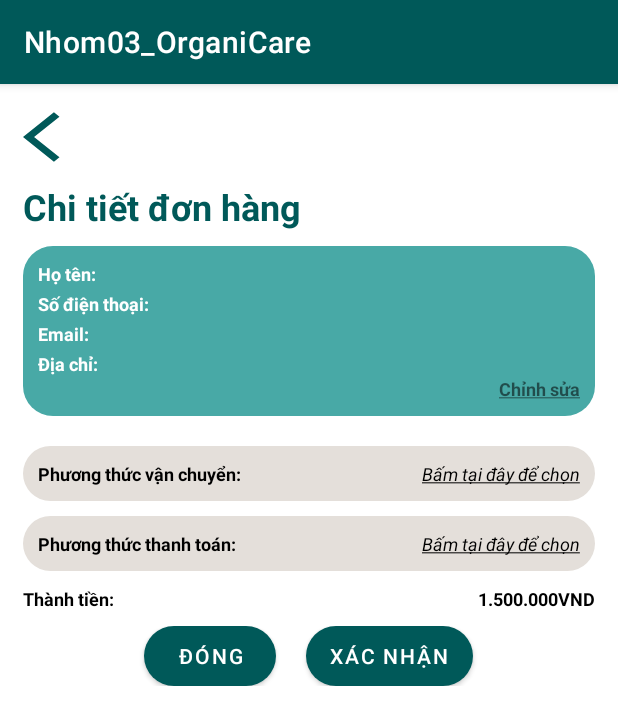
After one commit to Group03-OrganiCare/Nhom03_OrganiCare, an Android app: the OrderDetails screen opened directly, with no data from a screen before it, on a phone screen of 412 x 824 dp. The commit adds this screen. Shown: the top 725 px of the screen. Run offline under Robolectric (Android 15) with nearby library versions, the phone set to English and light mode, and no system bars.

Commit message:
Ordel Details Layout

```diff
--- /dev/null
+++ b/app/src/main/java/com/example/nhom03_organicare/OrderDetails.java
@@ -0,0 +1,14 @@
+package com.example.nhom03_organicare;
+
+import androidx.appcompat.app.AppCompatActivity;
+
+import android.os.Bundle;
+
+public class OrderDetails extends AppCompatActivity {
+
+    @Override
+    protected void onCreate(Bundle savedInstanceState) {
+        super.onCreate(savedInstanceState);
+        setContentView(R.layout.activity_order_details);
+    }
+}
--- /dev/null
+++ b/app/src/main/res/layout/activity_order_details.xml
@@ -0,0 +1,276 @@
+<?xml version="1.0" encoding="utf-8"?>
+<androidx.constraintlayout.widget.ConstraintLayout xmlns:android="http://schemas.android.com/apk/res/android"
+    xmlns:app="http://schemas.android.com/apk/res-auto"
+    xmlns:tools="http://schemas.android.com/tools"
+    android:layout_width="match_parent"
+    android:layout_height="match_parent"
+    tools:context=".OrderDetails"
+    android:padding="15dp">
+
+    <Button
+        android:id="@+id/btnBack"
+        android:layout_width="50dp"
+        android:layout_height="40dp"
+        android:layout_marginBottom="5dp"
+        android:background="@drawable/ic_baseline_arrow_back"
+        app:layout_constraintStart_toStartOf="parent"
+        app:layout_constraintTop_toTopOf="parent"/>
+    <TextView
+        android:id="@+id/txtOrder"
+        android:layout_width="wrap_content"
+        android:layout_height="wrap_content"
+        android:text="Chi tiết đơn hàng"
+        android:textStyle="bold"
+        android:textSize="24sp"
+        android:textColor="@color/dark_green"
+        android:layout_marginTop="10dp"
+        app:layout_constraintTop_toBottomOf="@+id/btnBack"
+        app:layout_constraintStart_toStartOf="parent"/>
+
+    <androidx.constraintlayout.widget.ConstraintLayout
+        android:id="@+id/layoutInfo"
+        android:layout_width="match_parent"
+        android:layout_height="wrap_content"
+        android:layout_marginTop="10dp"
+        android:padding="10dp"
+        app:layout_constraintTop_toBottomOf="@+id/txtOrder"
+        app:layout_constraintStart_toStartOf="parent"
+        android:background="@drawable/certification_background">
+
+        <TextView
+            android:id="@+id/txtName"
+            android:layout_width="wrap_content"
+            android:layout_height="wrap_content"
+            android:text="Họ tên:"
+            android:textSize="12sp"
+            android:textStyle="bold"
+            android:textColor="@color/white"
+            app:layout_constraintTop_toTopOf="parent"
+            app:layout_constraintStart_toStartOf="parent"/>
+
+        <TextView
+            android:id="@+id/txtNameData"
+            android:layout_width="wrap_content"
+            android:layout_height="wrap_content"
+            android:text=""
+            android:textSize="12sp"
+            android:textColor="@color/white"
+            android:layout_marginStart="5dp"
+            app:layout_constraintTop_toTopOf="parent"
+            app:layout_constraintStart_toEndOf="@id/txtName"/>
+
+        <TextView
+            android:id="@+id/txtPhone"
+            android:layout_width="wrap_content"
+            android:layout_height="wrap_content"
+            android:text="Số điện thoại:"
+            android:textSize="12sp"
+            android:textStyle="bold"
+            android:textColor="@color/white"
+            android:layout_marginTop="3dp"
+            app:layout_constraintTop_toBottomOf="@id/txtName"
+            app:layout_constraintStart_toStartOf="parent"/>
+
+        <TextView
+            android:id="@+id/txtPhoneData"
+            android:layout_width="wrap_content"
+            android:layout_height="wrap_content"
+            android:text=""
+            android:textSize="12sp"
+            android:textColor="@color/white"
+            android:layout_marginTop="3dp"
+            android:layout_marginStart="5dp"
+            app:layout_constraintTop_toBottomOf="@id/txtNameData"
+            app:layout_constraintStart_toEndOf="@id/txtPhone"/>
+
+        <TextView
+            android:id="@+id/txtEmail"
+            android:layout_width="wrap_content"
+            android:layout_height="wrap_content"
+            android:text="Email:"
+            android:textSize="12sp"
+            android:textStyle="bold"
+            android:textColor="@color/white"
+            android:layout_marginTop="3dp"
+            app:layout_constraintTop_toBottomOf="@id/txtPhone"
+            app:layout_constraintStart_toStartOf="parent"/>
+
+        <TextView
+            android:id="@+id/txtEmailData"
+            android:layout_width="wrap_content"
+            android:layout_height="wrap_content"
+            android:text=""
+            android:textSize="12sp"
+            android:textColor="@color/white"
+            android:layout_marginTop="3dp"
+            android:layout_marginStart="5dp"
+            app:layout_constraintTop_toBottomOf="@id/txtPhoneData"
+            app:layout_constraintStart_toEndOf="@id/txtEmail"/>
+
+        <TextView
+            android:id="@+id/txtAddress"
+            android:layout_width="wrap_content"
+            android:layout_height="wrap_content"
+            android:text="Địa chỉ:"
+            android:textSize="12sp"
+            android:textStyle="bold"
+            android:textColor="@color/white"
+            android:layout_marginTop="3dp"
+            app:layout_constraintTop_toBottomOf="@id/txtEmail"
+            app:layout_constraintStart_toStartOf="parent"/>
+
+        <TextView
+            android:id="@+id/txtAddressData"
+            android:layout_width="wrap_content"
+            android:layout_height="wrap_content"
+            android:text=""
+            android:textSize="12sp"
+            android:textColor="@color/white"
+            android:layout_marginTop="3dp"
+            android:layout_marginStart="5dp"
+            app:layout_constraintTop_toBottomOf="@id/txtEmail"
+            app:layout_constraintStart_toEndOf="@id/txtAddress"/>
+
+        <TextView
+            android:layout_width="wrap_content"
+            android:layout_height="wrap_content"
+            android:text="@string/edit"
+            android:textSize="12sp"
+            android:textStyle="bold"
+            android:padding="0dp"
+            app:layout_constraintTop_toBottomOf="@id/txtAddressData"
+            app:layout_constraintEnd_toEndOf="parent"
+            android:backgroundTint="@color/dark_green"/>
+
+    </androidx.constraintlayout.widget.ConstraintLayout>
+
+    <androidx.recyclerview.widget.RecyclerView
+        android:id="@+id/rvOrderItem"
+        android:layout_width="match_parent"
+        android:layout_height="wrap_content"
+        android:layout_marginTop="10dp"
+        app:layout_constraintTop_toBottomOf="@id/layoutInfo"
+        app:layout_constraintStart_toStartOf="parent">
+
+    </androidx.recyclerview.widget.RecyclerView>
+
+    <androidx.constraintlayout.widget.ConstraintLayout
+        android:id="@+id/layoutShipment"
+        android:layout_width="match_parent"
+        android:layout_height="wrap_content"
+        android:layout_marginTop="10dp"
+        android:padding="10dp"
+        app:layout_constraintTop_toBottomOf="@+id/rvOrderItem"
+        app:layout_constraintStart_toStartOf="parent"
+        android:background="@drawable/search_bar">
+
+        <TextView
+            android:id="@+id/txtShipment"
+            android:layout_width="wrap_content"
+            android:layout_height="wrap_content"
+            android:text="Phương thức vận chuyển:"
+            android:textSize="12sp"
+            android:textStyle="bold"
+            android:textColor="@color/black"
+            app:layout_constraintTop_toTopOf="parent"
+            app:layout_constraintStart_toStartOf="parent"/>
+
+        <TextView
+            android:id="@+id/txtChooseShipment"
+            android:layout_width="wrap_content"
+            android:layout_height="wrap_content"
+            android:text="@string/click_here"
+            android:textSize="12sp"
+            android:textColor="@color/black"
+            android:layout_marginStart="5dp"
+            app:layout_constraintTop_toTopOf="parent"
+            app:layout_constraintEnd_toEndOf="parent"/>
+
+    </androidx.constraintlayout.widget.ConstraintLayout>
+
+    <androidx.constraintlayout.widget.ConstraintLayout
+        android:id="@+id/layoutPayment"
+        android:layout_width="match_parent"
+        android:layout_height="wrap_content"
+        android:layout_marginTop="10dp"
+        android:padding="10dp"
+        app:layout_constraintTop_toBottomOf="@+id/layoutShipment"
+        app:layout_constraintStart_toStartOf="parent"
+        android:background="@drawable/search_bar">
+
+        <TextView
+            android:id="@+id/txtPayment"
+            android:layout_width="wrap_content"
+            android:layout_height="wrap_content"
+            android:text="Phương thức thanh toán:"
+            android:textSize="12sp"
+            android:textStyle="bold"
+            android:textColor="@color/black"
+
+            app:layout_constraintTop_toTopOf="parent"
+            app:layout_constraintStart_toStartOf="parent"/>
+
+        <TextView
+            android:id="@+id/txtChoosePayment"
+            android:layout_width="wrap_content"
+            android:layout_height="wrap_content"
+            android:text="@string/click_here"
+            android:textSize="12sp"
+            android:textColor="@color/black"
+            android:layout_marginStart="5dp"
+            app:layout_constraintTop_toTopOf="parent"
+            app:layout_constraintEnd_toEndOf="parent"/>
+
+    </androidx.constraintlayout.widget.ConstraintLayout>
+
+    <TextView
+        android:id="@+id/txtTotal"
+        android:layout_width="wrap_content"
+        android:layout_height="wrap_content"
+        android:text="Thành tiền:"
+        android:textSize="12sp"
+        android:textStyle="bold"
+        android:textColor="@color/black"
+        android:layout_marginTop="10dp"
+        app:layout_constraintTop_toBottomOf="@+id/layoutPayment"
+        app:layout_constraintStart_toStartOf="parent"/>
+
+    <TextView
+        android:id="@+id/txtTotalData"
+        android:layout_width="wrap_content"
+        android:layout_height="wrap_content"
+        android:text="1.500.000VND"
+        android:textSize="12sp"
+        android:textStyle="bold"
+        android:textColor="@color/black"
+        android:layout_marginTop="10dp"
+        app:layout_constraintTop_toBottomOf="@+id/layoutPayment"
+        app:layout_constraintEnd_toEndOf="parent"/>
+
+    <LinearLayout
+        android:layout_width="match_parent"
+        android:layout_height="wrap_content"
+        android:orientation="horizontal"
+        android:layout_marginTop="10dp"
+        app:layout_constraintTop_toBottomOf="@id/txtTotal"
+        app:layout_constraintStart_toStartOf="parent"
+        android:gravity="center">
+
+        <Button
+            android:layout_width="wrap_content"
+            android:layout_height="40dp"
+            android:text="Đóng"
+            android:background="@drawable/certification_background"
+            android:backgroundTint="@color/light_blue"/>
+
+        <Button
+            android:layout_width="wrap_content"
+            android:layout_height="40dp"
+            android:text="Xác nhận"
+            android:layout_marginStart="20dp"
+            android:background="@drawable/certification_background"
+            android:backgroundTint="@color/light_blue"/>
+
+    </LinearLayout>
+
+</androidx.constraintlayout.widget.ConstraintLayout>
--- a/app/src/main/res/layout/activity_payment_type.xml
+++ b/app/src/main/res/layout/activity_payment_type.xml
@@ -5,7 +5,7 @@
     android:layout_width="match_parent"
     android:layout_height="match_parent"
     tools:context=".PaymentType"
-    android:padding="10dp"
+    android:padding="15dp"
     android:orientation="vertical">
 
     <Button
--- a/app/src/main/res/layout/fragment_home.xml
+++ b/app/src/main/res/layout/fragment_home.xml
@@ -71,7 +71,7 @@
         android:textStyle="bold"
         android:textSize="20sp"
         android:layout_marginTop="10dp"
-        app:layout_constraintTop_toBottomOf="@+id/cvBanner"
+        app:layout_constraintTop_toBottomOf="@id/cvBanner"
         app:layout_constraintStart_toStartOf="parent"/>
 
     <GridView
@@ -104,6 +104,7 @@
         android:numColumns="3"
         android:layout_marginTop="5dp"
         android:horizontalSpacing="10dp"
+        android:verticalSpacing="10dp"
         app:layout_constraintTop_toBottomOf="@id/txtBestSeller"
         app:layout_constraintStart_toStartOf="parent"
         app:layout_constraintEnd_toEndOf="parent"/>
--- a/app/src/main/res/layout/item_layout.xml
+++ b/app/src/main/res/layout/item_layout.xml
@@ -8,16 +8,17 @@
 
     <ImageView
         android:id="@+id/imvProductThumb"
-        android:layout_width="100dp"
-        android:layout_height="100dp"
-        android:src="@drawable/kiwi"/>
+        android:layout_width="80dp"
+        android:layout_height="80dp"
+        android:src="@drawable/kiwi"
+        android:layout_gravity="center"/>
 
     <TextView
         android:id="@+id/txtProductName"
         android:layout_width="wrap_content"
         android:layout_height="wrap_content"
         android:text="Kiwi"
-        android:textSize="20dp"
+        android:textSize="15dp"
         android:textStyle="bold"
         android:textColor="@color/black"/>
 
@@ -26,7 +27,7 @@
         android:layout_width="wrap_content"
         android:layout_height="wrap_content"
         android:text="150.000VND"
-        android:textSize="15dp"
+        android:textSize="12dp"
         android:textColor="@color/black"/>
 
     <LinearLayout
@@ -37,24 +38,27 @@
 
         <TextView
             android:id="@+id/txtProductCert1"
-            android:layout_width="50dp"
+            android:layout_width="40dp"
             android:layout_height="wrap_content"
             android:text="USDA"
             android:textColor="@color/white"
+            android:textSize="12dp"
             android:padding="2dp"
             android:gravity="center"
             android:background="@drawable/certification_background"/>
 
         <TextView
             android:id="@+id/txtProductCert2"
-            android:layout_width="50dp"
+            android:layout_width="40dp"
             android:layout_height="wrap_content"
             android:layout_marginStart="5dp"
             android:text="JAS"
             android:textColor="@color/white"
+            android:textSize="12dp"
             android:padding="2dp"
             android:gravity="center"
             android:background="@drawable/certification_background"/>
 
     </LinearLayout>
+
 </LinearLayout>
--- a/app/src/main/res/values/strings.xml
+++ b/app/src/main/res/values/strings.xml
@@ -10,4 +10,6 @@
     <string name="category">Danh mục</string>
     <string name="best_seller">Sản phẩm bán chạy</string>
     <string name="fruits">Trái cây</string>
+    <string name="edit"><u>Chỉnh sửa</u></string>
+    <string name="click_here"><u><i>Bấm tại đây để chọn</i></u></string>
 </resources>
```
Also changed, not shown: app/src/main/AndroidManifest.xml (+8 -10 lines), app/src/main/java/com/example/nhom03_organicare/HomeFragment.java (+12 -0 lines).
